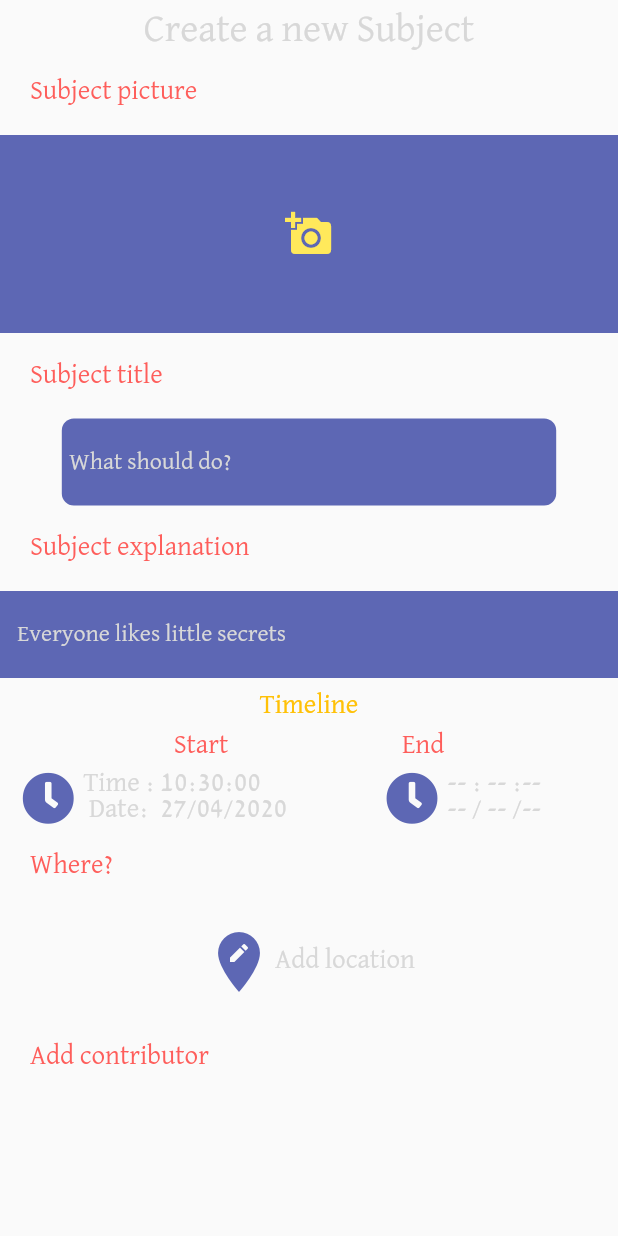
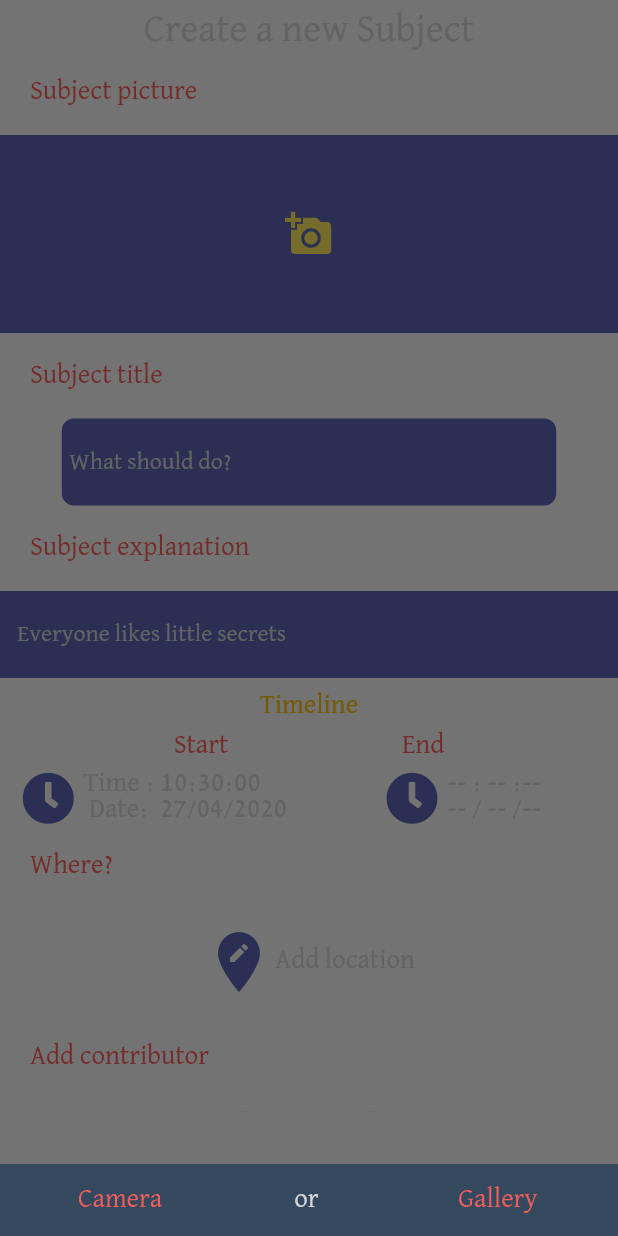
Before and after one commit to pMertDogan/yap, a Flutter app: the AddSubjectSheet widget shown alone on an empty page, opened directly, after a tap on the "add a photo" icon, on a phone screen of 412 x 824 dp. Run offline on Flutter 3.47's test engine with Material 2 defaults, Android fonts, the phone set to English and light mode, and no system bars; our stand-ins replace flutter_icons, flutter_map, flutter_swiper, image_picker, jiffy, latlong and 1 more; missing offline and left inert: flutter_mapbox_autocomplete; network calls fail.

Commit message:
Added states_rebuilder, AddSubject --Added select Photo --Added map & selectLocation (MapBox) --Contributors beta

```diff
--- a/lib/models/friend.dart
+++ b/lib/models/friend.dart
@@ -1,3 +1,46 @@
+import 'package:flutter/material.dart';
+
 class Friend {
-  String _name, _email, _id, _pictureLocal, _pictureURL;
+  String _name;
+  String _email;
+  String _id;
+  String _pictureLocal;
+  String _pictureURL;
+
+  Friend(
+      {@required name,
+      @required email,
+      @required id,
+      pictureLocal,
+      pictureURL});
+
+  get pictureURL => _pictureURL;
+
+  set pictureURL(value) {
+    _pictureURL = value;
+  }
+
+  get pictureLocal => _pictureLocal;
+
+  set pictureLocal(value) {
+    _pictureLocal = value;
+  }
+
+  get id => _id;
+
+  set id(value) {
+    _id = value;
+  }
+
+  get email => _email;
+
+  set email(value) {
+    _email = value;
+  }
+
+  String get name => _name;
+
+  set name(String value) {
+    _name = value;
+  }
 }
--- a/lib/screens/home.dart
+++ b/lib/screens/home.dart
@@ -45,7 +45,7 @@ class _HomeState extends State<Home> {
             const SizedBox(
               height: 8,
             ),
-            TagChips(chipsSelect: chipsSelect, grey: grey),
+            TagChips(),
             InfoAndFilterRow(blue: blue),
             TodosCards(),
           ],
--- a/lib/state/subjectVM.dart
+++ b/lib/state/subjectVM.dart
@@ -18,7 +18,7 @@ class SubjectVM {
   DateTime _startDateLastDate;
   List<double> _latLngValues = <double>[];
   MapBoxPlace _mapBoxPlace;
-  //List<Friend> _userFriendList;
+  List<Friend> _selectedFriendList;
 
   MapBoxPlace get mapBoxPlace => _mapBoxPlace;
 
--- /dev/null
+++ b/lib/state/toDoVM.dart
@@ -0,0 +1,15 @@
+import 'package:todo/models/todo.dart';
+
+class ToDoVM {
+  List<ToDo> _toDoList = <ToDo>[];
+
+  List<ToDo> get toDoList => _toDoList;
+
+  set toDoList(List<ToDo> value) {
+    _toDoList = value;
+  }
+
+  void addNewToDo(ToDo newToDo) {
+    toDoList.add(newToDo);
+  }
+}
--- a/lib/state/userVM.dart
+++ b/lib/state/userVM.dart
@@ -1,18 +1,13 @@
-import 'package:flutter/material.dart';
+import 'package:todo/models/friend.dart';
 import 'package:todo/models/user.dart';
 
-enum Durum { init, notLogged, Singing, Singed }
-
-class UserVM with ChangeNotifier {
-  Durum _durum;
-  User _user;
-
-
-  Durum get durum => _durum;
-
-  set durum(Durum value) {
-    _durum = value;
-  }
+class UserVM {
+  String test = "test value";
+  User _user = User(userName: "deneme");
+  List<Friend> _friends = <Friend>[
+    Friend(id: 0, name: "Fatih", email: "1fatih@gmail.co"),
+    Friend(id: 1, name: "Mert", email: "deneme@dd.co")
+  ];
 
   User get user => _user;
 
@@ -20,11 +15,9 @@ class UserVM with ChangeNotifier {
     _user = value;
   }
 
-  UserVM() {
-    durum = Durum.init;
+  List<Friend> get friends => _friends;
+
+  set friends(List<Friend> value) {
+    _friends = value;
   }
-
-  User loginWithEmailAndPassword(String email, password) {}
-  User singUpWithEmailAndPassword(String email, password) {}
-  bool passwordReset(String email) {}
 }
--- a/lib/ui/colors.dart
+++ b/lib/ui/colors.dart
@@ -6,6 +6,7 @@ class UIColors {
   static const Color todoOrange = Color.fromRGBO(255, 94, 91, 1);
   static const Color chipsColor = Color.fromRGBO(59, 59, 59, 1);
   static const Color addSubjectSheetBGColor = Color.fromRGBO(64, 72, 133, 1);
+  static const Color addSubjectLighIconColor = Color.fromRGBO(166, 177, 225, 1);
   static const Color addSubjectSheetTextColor = Color.fromRGBO(254, 94, 91, 1);
   static const Color addSubjectSheetLightColor =
       Color.fromRGBO(93, 103, 180, 1);
--- /dev/null
+++ b/lib/widgets/addSubjectSheet/TagsAddOrSelect.dart
@@ -0,0 +1,74 @@
+import 'package:flutter/material.dart';
+import 'package:todo/ui/colors.dart';
+import 'package:todo/widgets/addSubjectSheet/titleText.dart';
+import 'package:todo/widgets/homeScreen/tagChips.dart';
+
+class TagsAddOrSelect extends StatelessWidget {
+  const TagsAddOrSelect({
+    Key key,
+  }) : super(key: key);
+
+  @override
+  Widget build(BuildContext context) {
+    return Column(
+      children: <Widget>[AddTagUI(), TagChips()],
+    );
+  }
+}
+
+class AddTagUI extends StatelessWidget {
+  const AddTagUI({
+    Key key,
+  }) : super(key: key);
+
+  @override
+  Widget build(BuildContext context) {
+    return Row(
+      children: <Widget>[
+        TitleText(
+          titleText: "Tags",
+        ),
+        Expanded(
+          child: Padding(
+            padding: const EdgeInsets.only(left: 8, right: 4),
+            child: Container(
+              decoration: BoxDecoration(
+                border: Border.all(color: UIColors.addSubjectLighIconColor),
+              ),
+              child: Row(
+                mainAxisAlignment: MainAxisAlignment.spaceEvenly,
+                children: <Widget>[
+                  Text("  #  "),
+                  Expanded(
+                    child: SizedBox(
+                        height: 50,
+                        child: TextFormField(
+                          style: TextStyle(color: Colors.white),
+                          decoration: InputDecoration(
+                              hintText: "add new tag",
+                              focusedBorder: UnderlineInputBorder(
+                                  borderSide: BorderSide()),
+                              border: InputBorder.none,
+                              enabledBorder: InputBorder.none),
+                        )),
+                  ),
+                  FlatButton(
+                    color: UIColors.addSubjectLighIconColor,
+                    child: Text(
+                      "Add tag",
+                      style: Theme.of(context).textTheme.display2,
+                    ),
+                    onPressed: () {},
+                  ),
+                  const SizedBox(
+                    width: 8,
+                  )
+                ],
+              ),
+            ),
+          ),
+        )
+      ],
+    );
+  }
+}
--- a/lib/widgets/addSubjectSheet/addPhoto.dart
+++ b/lib/widgets/addSubjectSheet/addPhoto.dart
@@ -51,11 +51,46 @@ class _AddPhotoState extends State<AddPhoto> {
   }
 
   Future getImage() async {
-    File _image;
-    _image = await ImagePicker.pickImage(source: ImageSource.gallery);
-    subjectVMRM.setState((state) => state.selectedImageFile = _image);
-    if (_image != null) {
-      print(" selected image path : " + _image.path.toString());
+    ImageSource source = ImageSource.camera;
+
+    String result = await showModalBottomSheet(
+        context: context,
+        builder: (context) {
+          return Container(
+            color: blue,
+            child: Row(
+              mainAxisAlignment: MainAxisAlignment.spaceAround,
+              children: <Widget>[
+                FlatButton(
+                  onPressed: () {
+                    source = ImageSource.camera;
+                    Navigator.pop(context, "camera");
+                  },
+                  child: Text(
+                    "Camera",
+                    style: Theme.of(context).textTheme.display3,
+                  ),
+                ),
+                Text("or ", style: Theme.of(context).textTheme.display1),
+                FlatButton(
+                  onPressed: () {
+                    source = ImageSource.gallery;
+                    Navigator.pop(context, "gallery");
+                  },
+                  child: Text("Gallery",
+                      style: Theme.of(context).textTheme.display3),
+                )
+              ],
+            ),
+          );
+        });
+    if (result != null) {
+      File _image;
+      _image = await ImagePicker.pickImage(source: source);
+      subjectVMRM.setState((state) => state.selectedImageFile = _image);
+      if (_image != null) {
+        print(" selected image path : " + _image.path.toString());
+      }
     }
   }
 }
--- a/lib/widgets/addSubjectSheet/addSubjectSheet.dart
+++ b/lib/widgets/addSubjectSheet/addSubjectSheet.dart
@@ -1,7 +1,10 @@
 import 'package:flutter/cupertino.dart';
 import 'package:flutter/material.dart';
+
 import 'package:todo/ui/colors.dart';
+import 'package:todo/widgets/addSubjectSheet/TagsAddOrSelect.dart';
 import 'package:todo/widgets/addSubjectSheet/addPhoto.dart';
+import 'package:todo/widgets/addSubjectSheet/contributors.dart';
 import 'package:todo/widgets/addSubjectSheet/explanation.dart';
 import 'package:todo/widgets/addSubjectSheet/location.dart';
 import 'package:todo/widgets/addSubjectSheet/timeSelectUI.dart';
@@ -13,6 +16,10 @@ const Color blue = UIColors.kapaliMavi;
 const Color sheetBGColor = UIColors.addSubjectSheetBGColor;
 const Color sheetLightColor = UIColors.addSubjectSheetLightColor;
 const Color sheetYellowColor = UIColors.addSubjectSheetYellowColor;
+
+//final ReactiveModel<SubjectVM> subjectVMRM =
+//    Injector.getAsReactive<SubjectVM>();
+//final ReactiveModel<UserVM> userRMVM = Injector.getAsReactive<UserVM>();
 
 class AddSubjectSheet extends StatelessWidget {
   const AddSubjectSheet({
@@ -61,43 +68,8 @@ class AddSubjectSheet extends StatelessWidget {
             TitleText(
               titleText: "Add contributor",
             ),
-            Container(
-              height: 90,
-              child: ListView.builder(
-                  scrollDirection: Axis.horizontal,
-                  shrinkWrap: true,
-                  itemCount: 5,
-                  itemBuilder: (context, index) {
-                    List<bool> _selected = List.generate(5, (index) => true);
-                    return Padding(
-                      padding: const EdgeInsets.all(8.0),
-                      child: InkWell(
-                        onTap: () {
-                          _selected[index] = !_selected[index]
-                          return ;
-                        },
-                        child: CircleAvatar(
-                          radius: 35,
-                          backgroundImage: NetworkImage(
-                              "https://picsum.photos/id/${index + 10}/70/70"),
-                          child: _selected[index]
-                              ? null
-                              : Container(
-                                  decoration: BoxDecoration(
-                                      color: Color.fromRGBO(220, 214, 247, 55),
-                                      borderRadius: BorderRadius.circular(80)),
-                                  width: 70,
-                                  height: 70,
-                                  child: Icon(
-                                    Icons.check,
-                                    color: Colors.green,
-                                  ),
-                                ),
-                        ),
-                      ),
-                    );
-                  }),
-            ),
+            ContributorsSelect(),
+            TagsAddOrSelect(),
             //Keyboard height as padding for let user see fields
             Padding(
               padding: EdgeInsets.only(
--- /dev/null
+++ b/lib/widgets/addSubjectSheet/contributors.dart
@@ -0,0 +1,81 @@
+import 'package:flutter/material.dart';
+import 'package:states_rebuilder/states_rebuilder.dart';
+import 'package:todo/models/friend.dart';
+import 'package:todo/state/subjectVM.dart';
+import 'package:todo/state/userVM.dart';
+
+class ContributorsSelect extends StatelessWidget {
+  const ContributorsSelect({
+    Key key,
+  }) : super(key: key);
+
+  @override
+  Widget build(BuildContext context) {
+    final ReactiveModel<SubjectVM> subjectVMRM =
+        Injector.getAsReactive<SubjectVM>();
+    final ReactiveModel<UserVM> userRMVM = Injector.getAsReactive<UserVM>();
+
+    return Container(
+      height: 120,
+      child: StateBuilder(
+        models: [subjectVMRM, userRMVM],
+        builder: (context, _) {
+          List<Friend> friendsList = userRMVM.state.friends;
+
+          List<bool> _selected =
+              List.generate(friendsList.length, (index) => true);
+
+          return friendsList.length == 0
+              ? Center(
+                  child: Text("You dont have a friend"),
+                )
+              : ListView.builder(
+                  scrollDirection: Axis.horizontal,
+                  shrinkWrap: true,
+                  itemCount: friendsList.length,
+                  itemBuilder: (context, index) {
+                    return Padding(
+                      padding: const EdgeInsets.all(8.0),
+                      child: InkWell(
+                        onTap: () {
+                          _selected[index] = !_selected[index];
+                          return;
+                        },
+                        child: Column(
+                          children: <Widget>[
+                            CircleAvatar(
+                              radius: 35,
+                              backgroundImage: NetworkImage(
+                                  "https://picsum.photos/id/${index + 10}/70/70"),
+                              child: _selected[index]
+                                  ? null
+                                  : Container(
+                                      decoration: BoxDecoration(
+                                          color:
+                                              Color.fromRGBO(220, 214, 247, 55),
+                                          borderRadius:
+                                              BorderRadius.circular(80)),
+                                      width: 70,
+                                      height: 70,
+                                      child: Icon(
+                                        Icons.check,
+                                        color: Colors.green,
+                                      ),
+                                    ),
+                            ),
+                            Padding(
+                              padding:
+                                  const EdgeInsets.symmetric(vertical: 8.0),
+                              child: Text(userRMVM.state.friends[index].name
+                                  .toString()),
+                            )
+                          ],
+                        ),
+                      ),
+                    );
+                  });
+        },
+      ),
+    );
+  }
+}
--- a/lib/widgets/addSubjectSheet/location.dart
+++ b/lib/widgets/addSubjectSheet/location.dart
@@ -10,10 +10,11 @@ import 'package:todo/state/subjectVM.dart';
 import 'package:todo/widgets/addSubjectSheet/addSubjectSheet.dart';
 
 LatLng _selectedLocation;
-String _mapBoxToken =
-    "pk.eyJ1IjoiNzYzIiwiYSI6ImNrOTFwbnhsejAwNXQzbW95cmQ0d2FhODcifQ.xY0bazHg-e1aiLzS3jqJ6w";
 final ReactiveModel<SubjectVM> subjectVMRM =
     Injector.getAsReactive<SubjectVM>();
+const String _mapBoxToken =
+    "pk.eyJ1IjoiNzYzIiwiYSI6ImNrOTFwbnhsejAwNXQzbW95cmQ0d2FhODcifQ.xY0bazHg-e1aiLzS3jqJ6w";
+
 final MapController _mapController = MapController();
 
 class Location extends StatefulWidget {
--- a/lib/widgets/homeScreen/tagChips.dart
+++ b/lib/widgets/homeScreen/tagChips.dart
@@ -1,21 +1,26 @@
 import 'package:flutter/material.dart';
+import 'package:states_rebuilder/states_rebuilder.dart';
+import 'package:todo/state/toDoVM.dart';
 import 'package:todo/ui/colors.dart';
 
 class TagChips extends StatefulWidget {
-  const TagChips({
-    Key key,
-    @required this.chipsSelect,
-    @required this.grey,
-  }) : super(key: key);
-
-  final List<int> chipsSelect;
-  final Color grey;
-
   @override
   _TagChipsState createState() => _TagChipsState();
 }
 
 class _TagChipsState extends State<TagChips> {
+  final ReactiveModel<ToDoVM> toDoVMRM = Injector.getAsReactive<ToDoVM>();
+  final Color grey = UIColors.grey;
+  List<int> chipsSelect;
+
+  @override
+  void initState() {
+    // TODO: implement initState
+    chipsSelect =
+        List.generate(toDoVMRM.state.toDoList.length, (index) => index + 1);
+    super.initState();
+  }
+
   @override
   Widget build(BuildContext context) {
     return Container(
@@ -28,9 +33,9 @@ class _TagChipsState extends State<TagChips> {
           return Padding(
             padding: const EdgeInsets.only(left: 4, right: 4),
             child: FilterChip(
-              selected: widget.chipsSelect.contains(index),
+              selected: chipsSelect.contains(index),
               selectedColor: UIColors.chipsColor,
-              checkmarkColor: widget.grey,
+              checkmarkColor: grey,
               backgroundColor: Colors.grey,
               label: Text(
                 "Tag $index",
@@ -41,9 +46,8 @@ class _TagChipsState extends State<TagChips> {
                   () {
                     //Just removed when index value in list if already clicked
                     selected
-                        ? widget.chipsSelect.add(index)
-                        : widget.chipsSelect
-                            .removeWhere((item) => item == index);
+                        ? chipsSelect.add(index)
+                        : chipsSelect.removeWhere((item) => item == index);
                   },
                 );
               },
```
Also changed, not shown: lib/main.dart (+7 -3 lines), lib/models/user.dart (+0 -9 lines), 3 other files.
